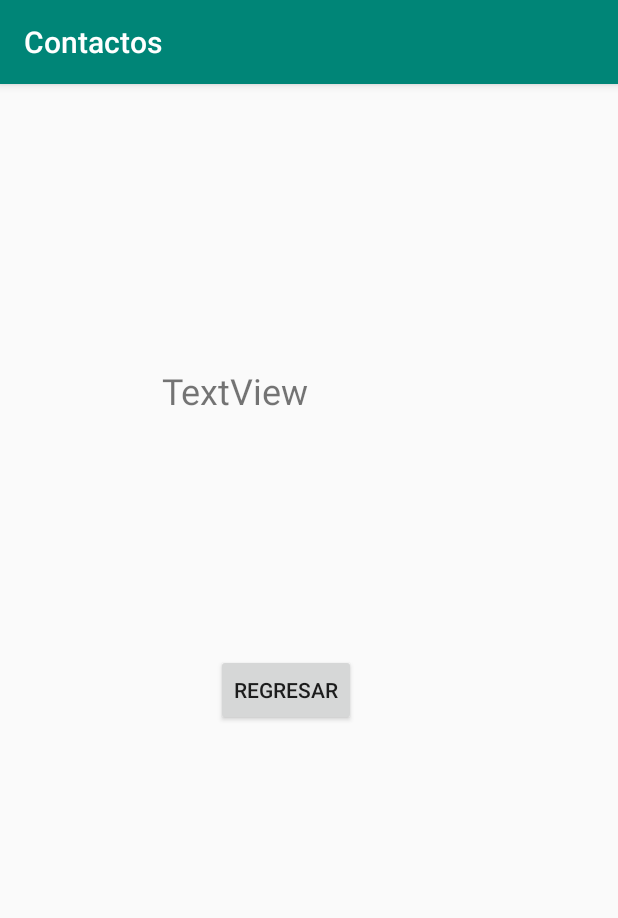
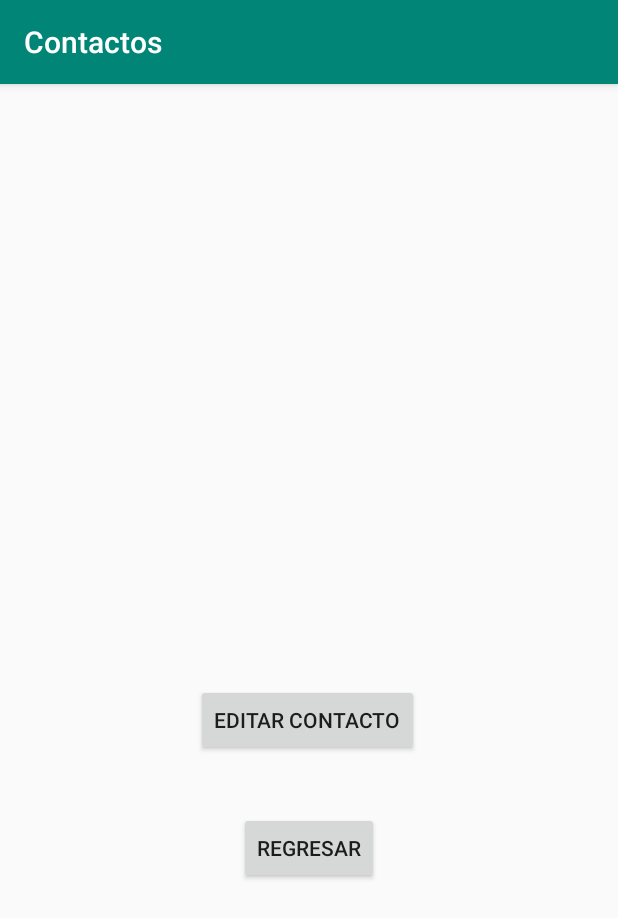
Before and after one commit to Nandoedwin007/Laboratorio3, an Android app: the VerContacto screen opened directly, with no data from a screen before it, on a phone screen of 412 x 824 dp. Shown: the top 918 px of the screen. Run offline under Robolectric (Android 15) with nearby library versions, the phone set to English and light mode, and no system bars; 1 statement that could not run was skipped.

Commit message:
Ya agrega y elimina elementos a la base de datos que muestra los contactos

```diff
--- a/app/build.gradle
+++ b/app/build.gradle
@@ -8,8 +8,8 @@ android {
     compileSdkVersion 28
     defaultConfig {
         applicationId "com.example.edwincoronado.laboratorio3"
-        minSdkVersion 15
-        targetSdkVersion 28
+        minSdkVersion 19
+        targetSdkVersion 27
         versionCode 1
         versionName "1.0"
         testInstrumentationRunner "android.support.test.runner.AndroidJUnitRunner"
--- a/app/src/main/AndroidManifest.xml
+++ b/app/src/main/AndroidManifest.xml
@@ -12,6 +12,8 @@
             android:roundIcon="@mipmap/ic_launcher_round"
             android:supportsRtl="true"
             android:theme="@style/AppTheme">
+        <activity android:name=".EditarContacto">
+        </activity>
         <activity android:name=".MainActivity">
             <intent-filter>
                 <action android:name="android.intent.action.MAIN"/>
--- a/app/src/main/java/com/example/edwincoronado/laboratorio3/Logic/ContactosAdapter.kt
+++ b/app/src/main/java/com/example/edwincoronado/laboratorio3/Logic/ContactosAdapter.kt
@@ -10,7 +10,7 @@ import android.widget.BaseAdapter
 import android.widget.TextView
 import com.example.edwincoronado.laboratorio3.R
 
-class ContactosAdapter(private val context: Context, private val dataSource: ArrayList<MyContacts>):BaseAdapter(){
+class ContactosAdapter(private val context: Context, private val dataSource: ArrayList<Users>):BaseAdapter(){
 
 
     private val inflater: LayoutInflater = context.getSystemService(Context.LAYOUT_INFLATER_SERVICE) as LayoutInflater
@@ -43,10 +43,10 @@ class ContactosAdapter(private val context: Context, private val dataSource: Arr
         val telefnoTextView = rowView.findViewById(R.id.telefono_contacto) as TextView
 
         // 1
-        val miContacto = getItem(position) as MyContacts
+        val miContacto = getItem(position) as Users
 
 // 2
-        nombreTextView.text = miContacto.nombre
+        nombreTextView.text = miContacto.nombreCompleto
         telefnoTextView.text = miContacto.telefono
         //detailTextView.text = recipe.label
 
--- /dev/null
+++ b/app/src/main/java/com/example/edwincoronado/laboratorio3/Logic/Users.kt
@@ -0,0 +1,12 @@
+package com.example.edwincoronado.laboratorio3.Logic
+
+/**
+ * Created by Eyehunt Team on 07/06/18.
+ */
+class Users {
+    var id: Int = 0;
+    var nombreCompleto: String = "";
+    var telefono: String = "";
+    var correo: String = "";
+
+}
--- a/app/src/main/java/com/example/edwincoronado/laboratorio3/MyApplication.kt
+++ b/app/src/main/java/com/example/edwincoronado/laboratorio3/MyApplication.kt
@@ -2,12 +2,13 @@ package com.example.edwincoronado.laboratorio3
 
 import android.app.Application
 import com.example.edwincoronado.laboratorio3.Logic.MyContacts
+import com.example.edwincoronado.laboratorio3.Logic.Users
 import java.util.*
 import kotlin.collections.ArrayList
 
 class MyApplication:Application(){
 
-    var MisContactos = ArrayList<MyContacts>()
+    var MisContactos = ArrayList<Users>()
 
     init {
         instance = this
--- a/app/src/main/java/com/example/edwincoronado/laboratorio3/VerContacto.kt
+++ b/app/src/main/java/com/example/edwincoronado/laboratorio3/VerContacto.kt
@@ -11,25 +11,36 @@ import android.util.Log
 import android.view.View
 import android.widget.Button
 import android.widget.TextView
+import com.example.edwincoronado.laboratorio3.Logic.DatabaseHandler
 import java.util.jar.Manifest
 
 class VerContacto : AppCompatActivity() {
 
+    var dbHandler: DatabaseHandler? = null
+
     override fun onCreate(savedInstanceState: Bundle?) {
         super.onCreate(savedInstanceState)
         setContentView(R.layout.activity_ver_contacto)
+
+        //init db
+        dbHandler = DatabaseHandler(this)
+
         val MY_PERMISSIONS_REQUEST_CALL_PHONE:Int = 1;
 
         //Como se mencionó en la MainActivity, el dato de la posición del contacto se envió y se utilizan las siguientes dos líneas
         // para recuperar este parámetro y así obtener los datos del nombre, telefono y correo del contacto
         val b:Bundle = intent.extras
-        val posicionContacto = b.getInt("Posicion")
+        var posicionContacto = b.getInt("Posicion")
 
         //Una vez con el dato de posición de utiliza el array de objetos de clase contacto para obtener los datos requeridos
         val context:MyApplication = applicationContext as MyApplication
-        val nombreActual:String = context.MisContactos[posicionContacto].nombre
-        val telefonoActual:String = context.MisContactos[posicionContacto].telefono
-        val emailActual:String = context.MisContactos[posicionContacto].email
+
+        posicionContacto = posicionContacto +1
+        var user = dbHandler!!.getContacto(posicionContacto)
+
+        val nombreActual:String = user.nombreCompleto
+        val telefonoActual:String = user.telefono
+        val emailActual:String = user.correo
 
         //Se definen los TextViews para poder utilizarlos en el futuro
         val textViewNombre= findViewById<TextView>(R.id.tvNombre)
--- a/app/src/main/res/layout/activity_ver_contacto.xml
+++ b/app/src/main/res/layout/activity_ver_contacto.xml
@@ -42,10 +42,19 @@
             android:text="Regresar"
             android:layout_width="wrap_content"
             android:layout_height="wrap_content"
-            android:id="@+id/btnRegresar" android:layout_marginTop="32dp"
-            app:layout_constraintTop_toBottomOf="@+id/tvEmail" app:layout_constraintStart_toStartOf="parent"
-            android:layout_marginLeft="144dp" android:layout_marginStart="144dp" android:layout_marginBottom="8dp"
-            app:layout_constraintBottom_toBottomOf="parent" app:layout_constraintVertical_bias="0.0"
-            android:layout_marginEnd="8dp" app:layout_constraintEnd_toEndOf="parent" android:layout_marginRight="8dp"
-            app:layout_constraintHorizontal_bias="0.0"/>
+            android:id="@+id/btnRegresar"
+            android:layout_marginBottom="168dp"
+            app:layout_constraintBottom_toBottomOf="parent"
+            android:layout_marginEnd="8dp" app:layout_constraintEnd_toEndOf="parent"
+            android:layout_marginTop="8dp"
+            app:layout_constraintTop_toBottomOf="@+id/btnEditar" app:layout_constraintVertical_bias="0.305"
+            android:layout_marginStart="8dp" app:layout_constraintStart_toStartOf="parent"/>
+    <Button
+            android:text="Editar Contacto"
+            android:layout_width="wrap_content"
+            android:layout_height="wrap_content"
+            android:id="@+id/btnEditar" android:layout_marginTop="52dp"
+            app:layout_constraintTop_toBottomOf="@+id/tvEmail" app:layout_constraintEnd_toEndOf="parent"
+            android:layout_marginEnd="8dp" app:layout_constraintStart_toStartOf="parent"
+            android:layout_marginStart="8dp" app:layout_constraintHorizontal_bias="0.497"/>
 </android.support.constraint.ConstraintLayout>
--- a/build.gradle
+++ b/build.gradle
@@ -1,7 +1,7 @@
 // Top-level build file where you can add configuration options common to all sub-projects/modules.
 
 buildscript {
-    ext.kotlin_version = '1.2.71'
+    ext.kotlin_version = '1.3.0'
     repositories {
         google()
         jcenter()
```
Also changed, not shown: app/src/main/java/com/example/edwincoronado/laboratorio3/AgregarContacto.kt (+19 -4 lines), app/src/main/java/com/example/edwincoronado/laboratorio3/EditarContacto.kt (added, +12 -0 lines), app/src/main/java/com/example/edwincoronado/laboratorio3/Logic/DatabaseHandler.kt (added, +137 -0 lines), app/src/main/java/com/example/edwincoronado/laboratorio3/MainActivity.kt (+50 -5 lines), app/src/main/res/layout/activity_editar_contacto.xml (added, +71 -0 lines), gradle/wrapper/gradle-wrapper.properties.
